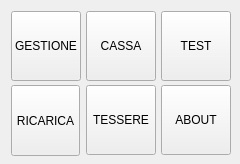
Above: src/operazionidlg.ui from mtonin/gestcassa before the change. Below: the same form after it.
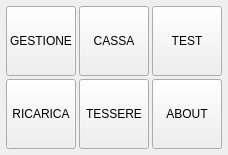
That is the form after the change. Icons and pictures are not drawn.

Diff of the .ui file:
```diff
--- a/src/operazionidlg.ui
+++ b/src/operazionidlg.ui
@@ -2,30 +2,37 @@
 <ui version="4.0">
  <class>OperazioniDlg</class>
  <widget class="QDialog" name="OperazioniDlg">
-  <property name="geometry">
-   <rect>
-    <x>0</x>
-    <y>0</y>
-    <width>240</width>
-    <height>164</height>
-   </rect>
-  </property>
   <property name="minimumSize">
    <size>
-    <width>240</width>
-    <height>164</height>
+    <width>228</width>
+    <height>155</height>
    </size>
   </property>
   <property name="maximumSize">
    <size>
-    <width>240</width>
-    <height>164</height>
+    <width>228</width>
+    <height>155</height>
    </size>
   </property>
   <property name="windowTitle">
    <string>Gestione Cassa</string>
   </property>
   <layout class="QGridLayout" name="gridLayout">
+   <property name="leftMargin">
+    <number>6</number>
+   </property>
+   <property name="topMargin">
+    <number>6</number>
+   </property>
+   <property name="rightMargin">
+    <number>6</number>
+   </property>
+   <property name="bottomMargin">
+    <number>6</number>
+   </property>
+   <property name="spacing">
+    <number>3</number>
+   </property>
    <item row="0" column="0">
     <widget class="QToolButton" name="gestioneBtn">
      <property name="sizePolicy">
@@ -150,14 +157,14 @@
      </property>
      <property name="minimumSize">
       <size>
-       <width>69</width>
-       <height>71</height>
+       <width>70</width>
+       <height>70</height>
       </size>
      </property>
      <property name="maximumSize">
       <size>
        <width>100</width>
-       <height>100</height>
+       <height>70</height>
       </size>
      </property>
      <property name="text">
```
